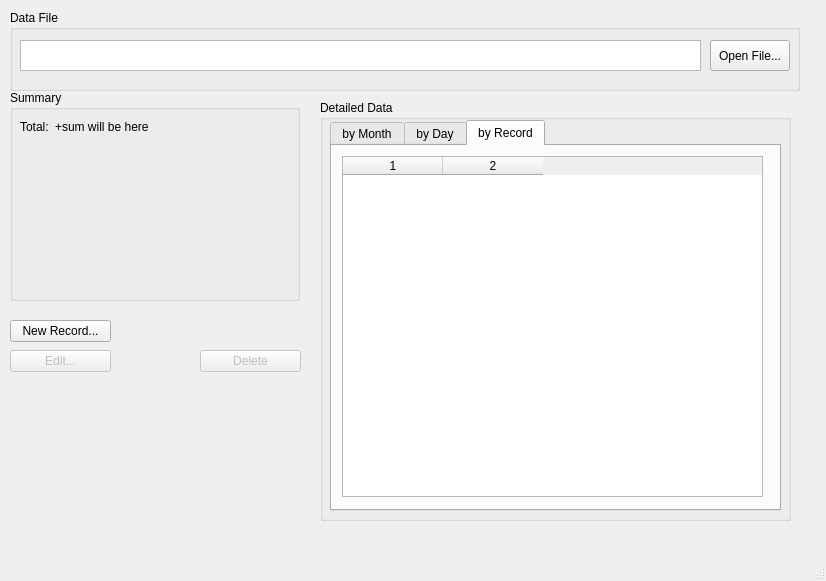
Old version of the form src/MainWindow.ui in the repository Sigurdur42/TimeTracker.
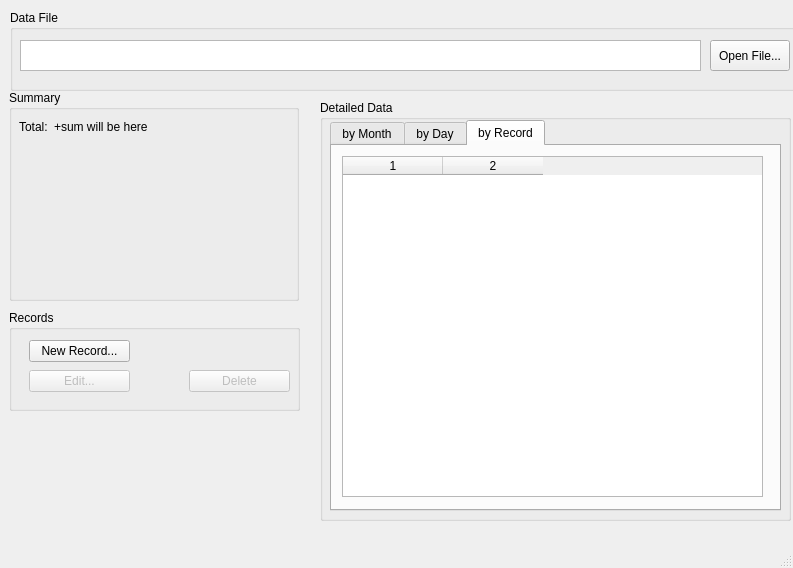
New version of the form.

What changed in the file:
```diff
--- a/src/MainWindow.ui
+++ b/src/MainWindow.ui
@@ -6,12 +6,12 @@
    <rect>
     <x>0</x>
     <y>0</y>
-    <width>826</width>
-    <height>581</height>
+    <width>793</width>
+    <height>568</height>
    </rect>
   </property>
   <property name="windowTitle">
-   <string>MainWindow</string>
+   <string>Time Tracker</string>
   </property>
   <widget class="QWidget" name="centralwidget">
    <widget class="QGroupBox" name="groupBox">
@@ -59,7 +59,7 @@
    <widget class="QGroupBox" name="groupBox_2">
     <property name="geometry">
      <rect>
-      <x>10</x>
+      <x>9</x>
       <y>90</y>
       <width>290</width>
       <height>211</height>
@@ -229,11 +229,23 @@
      </widget>
     </widget>
    </widget>
+   <widget class="QGroupBox" name="groupBox_4">
+    <property name="geometry">
+     <rect>
+      <x>9</x>
+      <y>310</y>
+      <width>291</width>
+      <height>101</height>
+     </rect>
+    </property>
+    <property name="title">
+     <string>Records</string>
+    </property>
    <widget class="QPushButton" name="pushButtonNewRecord">
     <property name="geometry">
      <rect>
-      <x>10</x>
-      <y>320</y>
+       <x>20</x>
+       <y>30</y>
       <width>101</width>
       <height>22</height>
      </rect>
@@ -248,8 +260,8 @@
     </property>
     <property name="geometry">
      <rect>
-      <x>10</x>
-      <y>350</y>
+       <x>20</x>
+       <y>60</y>
       <width>101</width>
       <height>22</height>
      </rect>
@@ -264,8 +276,8 @@
     </property>
     <property name="geometry">
      <rect>
-      <x>200</x>
-      <y>350</y>
+       <x>180</x>
+       <y>60</y>
       <width>101</width>
       <height>22</height>
      </rect>
@@ -275,12 +287,13 @@
     </property>
    </widget>
   </widget>
+  </widget>
   <widget class="QMenuBar" name="menubar">
    <property name="geometry">
     <rect>
      <x>0</x>
      <y>0</y>
-     <width>826</width>
+     <width>793</width>
      <height>19</height>
     </rect>
    </property>
```
Lines whose indentation alone changed are shown as unchanged.
